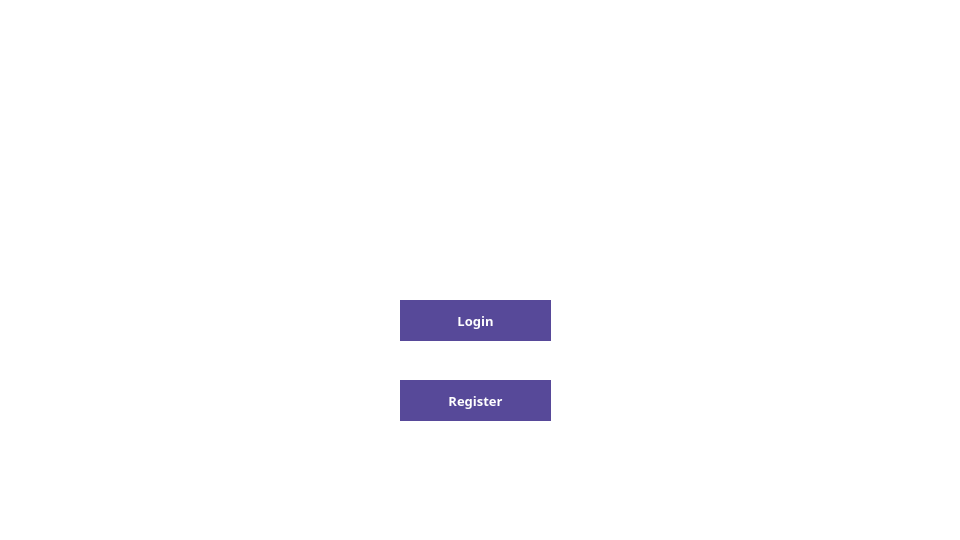
Above: qt/startup.ui from e-zeks/softeng before the change. Below: the same form after it.
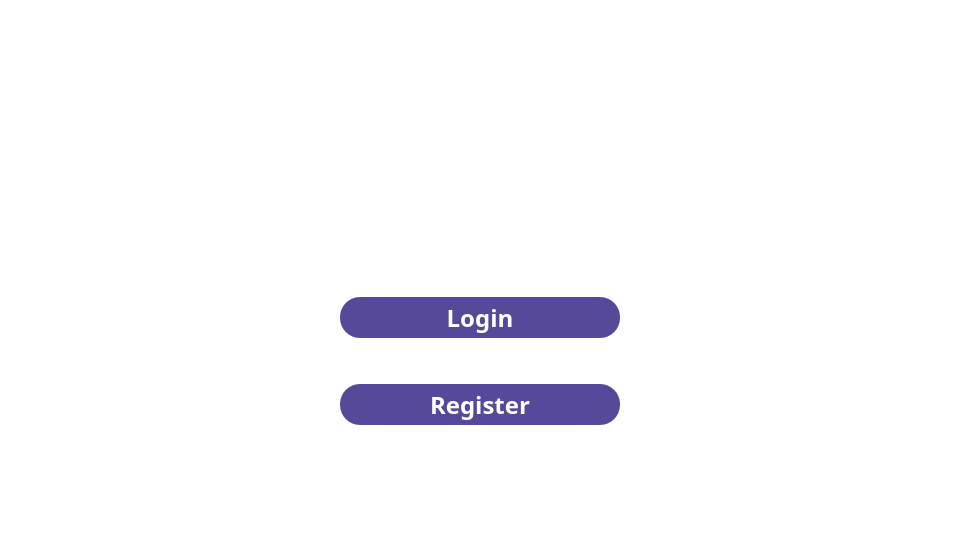
That is the form after the change. Icons and pictures are not drawn.

The edit to the form file:
```diff
--- a/qt/startup.ui
+++ b/qt/startup.ui
@@ -26,14 +26,46 @@
 background: white;
 }</string>
    </property>
+   <layout class="QVBoxLayout" name="verticalLayout">
+    <item>
+     <widget class="QWidget" name="widget" native="true">
+      <layout class="QVBoxLayout" name="verticalLayout_2">
+       <item>
+        <spacer name="verticalSpacer_4">
+         <property name="sizeHint" stdset="0">
+          <size>
+           <width>20</width>
+           <height>40</height>
+          </size>
+         </property>
+        </spacer>
+       </item>
+       <item>
+        <widget class="QWidget" name="widget_2" native="true">
+         <property name="maximumSize">
+          <size>
+           <width>16777215</width>
+           <height>1000</height>
+          </size>
+         </property>
+         <layout class="QHBoxLayout" name="horizontalLayout">
+          <item>
+           <spacer name="horizontalSpacer">
+            <property name="sizeHint" stdset="0">
+             <size>
+              <width>141</width>
+              <height>20</height>
+             </size>
+            </property>
+           </spacer>
+          </item>
+          <item>
    <widget class="QLabel" name="logo">
-    <property name="geometry">
-     <rect>
-      <x>160</x>
-      <y>10</y>
+            <property name="maximumSize">
+             <size>
       <width>621</width>
       <height>171</height>
-     </rect>
+             </size>
     </property>
     <property name="styleSheet">
      <string notr="true">QLabel
@@ -51,71 +83,51 @@
      <bool>false</bool>
     </property>
    </widget>
-   <widget class="QPushButton" name="register_2">
-    <property name="enabled">
-     <bool>true</bool>
-    </property>
-    <property name="geometry">
-     <rect>
-      <x>400</x>
-      <y>380</y>
-      <width>151</width>
-      <height>41</height>
-     </rect>
-    </property>
-    <property name="sizePolicy">
-     <sizepolicy hsizetype="Minimum" vsizetype="Minimum">
-      <horstretch>0</horstretch>
-      <verstretch>0</verstretch>
-     </sizepolicy>
-    </property>
-    <property name="minimumSize">
+          </item>
+          <item>
+           <spacer name="horizontalSpacer_2">
+            <property name="sizeHint" stdset="0">
      <size>
-      <width>0</width>
-      <height>41</height>
-     </size>
-    </property>
-    <property name="maximumSize">
-     <size>
-      <width>16777215</width>
-      <height>24</height>
-     </size>
-    </property>
-    <property name="font">
-     <font>
-      <family>Arial Black</family>
-      <pointsize>10</pointsize>
-      <bold>true</bold>
-     </font>
-    </property>
-    <property name="styleSheet">
-     <string notr="true">QPushButton
-{
-color: white;
-background: #574999;
-}
-
-QPushButton
-{
-border-radius:60px;
-}</string>
-    </property>
-    <property name="text">
-     <string>Register</string>
-    </property>
-   </widget>
+              <width>40</width>
+              <height>20</height>
+             </size>
+            </property>
+           </spacer>
+          </item>
+         </layout>
+        </widget>
+       </item>
+       <item>
+        <spacer name="verticalSpacer">
+         <property name="sizeHint" stdset="0">
+          <size>
+           <width>20</width>
+           <height>40</height>
+          </size>
+         </property>
+        </spacer>
+       </item>
+       <item>
+        <widget class="QWidget" name="widget_3" native="true">
+         <layout class="QHBoxLayout" name="horizontalLayout_2">
+          <item>
+           <spacer name="horizontalSpacer_3">
+            <property name="sizeType">
+             <enum>QSizePolicy::Fixed</enum>
+            </property>
+            <property name="sizeHint" stdset="0">
+             <size>
+              <width>300</width>
+              <height>20</height>
+             </size>
+            </property>
+           </spacer>
+          </item>
+          <item>
    <widget class="QPushButton" name="login">
     <property name="enabled">
      <bool>true</bool>
     </property>
-    <property name="geometry">
-     <rect>
-      <x>400</x>
-      <y>300</y>
-      <width>151</width>
-      <height>41</height>
-     </rect>
-    </property>
     <property name="sizePolicy">
      <sizepolicy hsizetype="Minimum" vsizetype="Minimum">
       <horstretch>0</horstretch>
@@ -130,14 +142,14 @@
     </property>
     <property name="maximumSize">
      <size>
-      <width>16777215</width>
-      <height>24</height>
+              <width>280</width>
+              <height>41</height>
      </size>
     </property>
     <property name="font">
      <font>
       <family>Arial Black</family>
-      <pointsize>10</pointsize>
+              <pointsize>18</pointsize>
       <bold>true</bold>
      </font>
     </property>
@@ -150,13 +162,136 @@
 
 QPushButton
 {
-border-radius:90px;
+border-radius:20px;
 }</string>
     </property>
     <property name="text">
      <string>Login</string>
     </property>
    </widget>
+          </item>
+          <item>
+           <spacer name="horizontalSpacer_4">
+            <property name="sizeType">
+             <enum>QSizePolicy::Fixed</enum>
+            </property>
+            <property name="sizeHint" stdset="0">
+             <size>
+              <width>300</width>
+              <height>20</height>
+             </size>
+            </property>
+           </spacer>
+          </item>
+         </layout>
+        </widget>
+       </item>
+       <item>
+        <spacer name="verticalSpacer_3">
+         <property name="sizeType">
+          <enum>QSizePolicy::Fixed</enum>
+         </property>
+         <property name="sizeHint" stdset="0">
+          <size>
+           <width>20</width>
+           <height>22</height>
+          </size>
+         </property>
+        </spacer>
+       </item>
+       <item>
+        <widget class="QWidget" name="widget_4" native="true">
+         <layout class="QHBoxLayout" name="horizontalLayout_3">
+          <item>
+           <spacer name="horizontalSpacer_5">
+            <property name="sizeType">
+             <enum>QSizePolicy::Fixed</enum>
+            </property>
+            <property name="sizeHint" stdset="0">
+             <size>
+              <width>300</width>
+              <height>20</height>
+             </size>
+            </property>
+           </spacer>
+          </item>
+          <item>
+           <widget class="QPushButton" name="register_2">
+            <property name="enabled">
+             <bool>true</bool>
+            </property>
+            <property name="sizePolicy">
+             <sizepolicy hsizetype="Minimum" vsizetype="Minimum">
+              <horstretch>0</horstretch>
+              <verstretch>0</verstretch>
+             </sizepolicy>
+            </property>
+            <property name="minimumSize">
+             <size>
+              <width>0</width>
+              <height>41</height>
+             </size>
+            </property>
+            <property name="maximumSize">
+             <size>
+              <width>280</width>
+              <height>41</height>
+             </size>
+            </property>
+            <property name="font">
+             <font>
+              <family>Arial Black</family>
+              <pointsize>18</pointsize>
+              <bold>true</bold>
+             </font>
+            </property>
+            <property name="styleSheet">
+             <string notr="true">QPushButton
+{
+color: white;
+background: #574999;
+}
+
+QPushButton
+{
+border-radius:20px;
+}</string>
+            </property>
+            <property name="text">
+             <string>Register</string>
+            </property>
+           </widget>
+          </item>
+          <item>
+           <spacer name="horizontalSpacer_6">
+            <property name="sizeType">
+             <enum>QSizePolicy::Fixed</enum>
+            </property>
+            <property name="sizeHint" stdset="0">
+             <size>
+              <width>300</width>
+              <height>20</height>
+             </size>
+            </property>
+           </spacer>
+          </item>
+         </layout>
+        </widget>
+       </item>
+       <item>
+        <spacer name="verticalSpacer_2">
+         <property name="sizeHint" stdset="0">
+          <size>
+           <width>20</width>
+           <height>40</height>
+          </size>
+         </property>
+        </spacer>
+       </item>
+      </layout>
+     </widget>
+    </item>
+   </layout>
   </widget>
  </widget>
  <resources/>
```
Left out of the diff: 2 changed lines with no effect on the pictures. Lines whose indentation alone changed are shown as unchanged.
